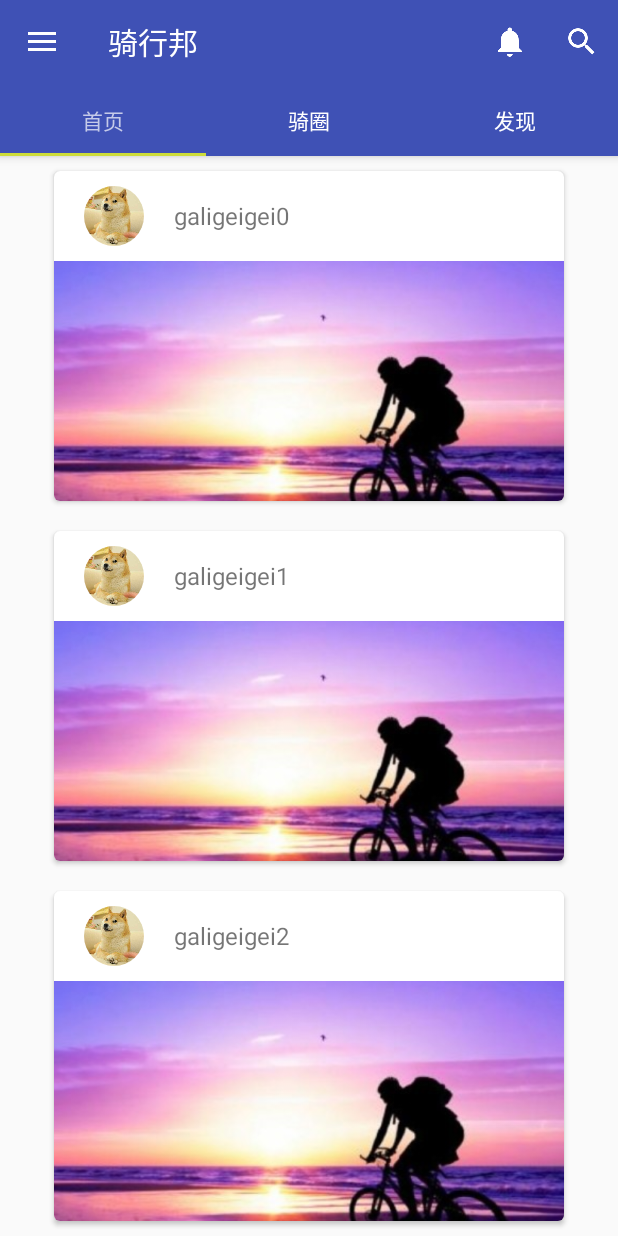
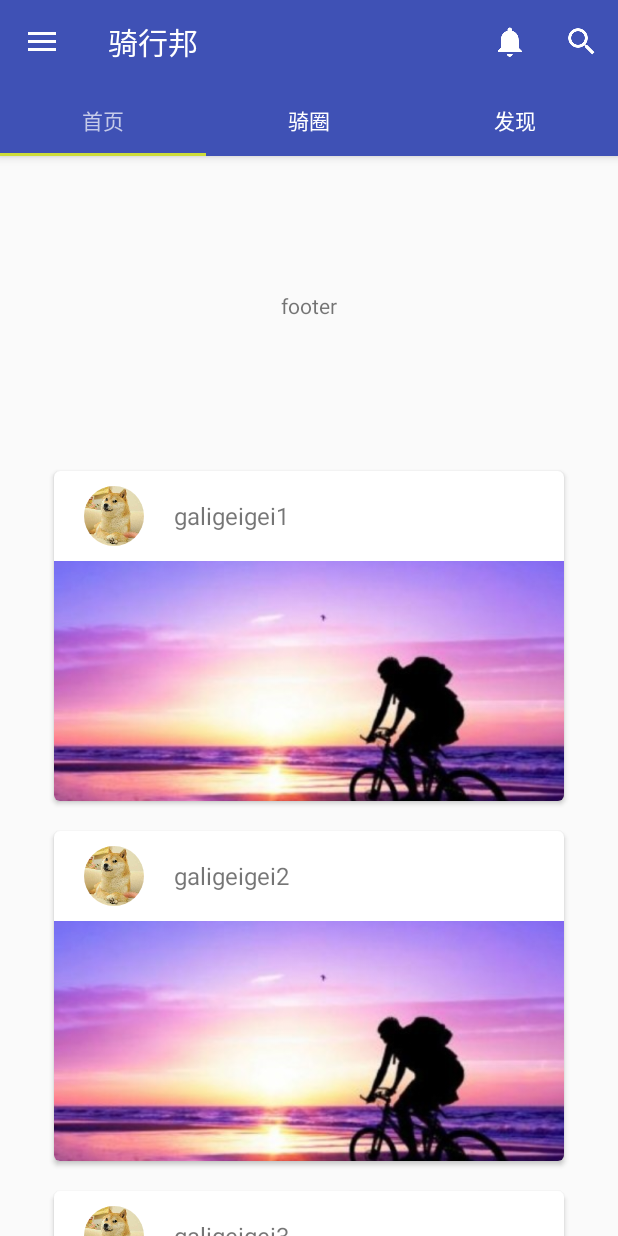
Before and after one commit to ZHJeongho/MetarialTest, an Android app: the screen it shows after launch (MainActivity), on a phone screen of 412 x 824 dp. Run offline under Robolectric (Android 15) with nearby library versions, the phone set to English and light mode, and no system bars; our stand-ins replace CircleImageView.

Commit message:
add header success

```diff
--- a/Metarial/app/src/main/java/com/jeongho/metarial/adapter/HomeFrmAdapter.java
+++ b/Metarial/app/src/main/java/com/jeongho/metarial/adapter/HomeFrmAdapter.java
@@ -17,29 +17,79 @@ public class HomeFrmAdapter extends RecyclerView.Adapter<HomeFrmAdapter.ViewHold
 
     private RecyclerView mRecyclerView;
     private List<String> mTitles;
+    private View mHeaderView;
+    private View mFooterView;
+
+    private final static int TYPE_HEADER = 1;
+    private final static int TYPE_FOOTER = 2;
+    private final static int TYPE_CONTENT = 3;
+
     public HomeFrmAdapter(List<String> list) {
         mTitles = list;
     }
 
     @Override
     public ViewHolder onCreateViewHolder(ViewGroup parent, int viewType) {
-        View v = LayoutInflater.from(parent.getContext()).inflate(R.layout.item, parent, false);
+        ViewHolder holder = null;
+        int viewId = 0;
+        View v = null;
+        switch (viewType){
+            case TYPE_HEADER:
+                v = mHeaderView;
+                break;
+            case TYPE_FOOTER:
+                v = mFooterView;
+                break;
+            case TYPE_CONTENT:
+                viewId = R.layout.item;
+                v = LayoutInflater.from(parent.getContext()).inflate(viewId, parent, false);
+                break;
+        }
 
         RecyclerView.LayoutParams lp = new RecyclerView.LayoutParams(ViewGroup.LayoutParams.MATCH_PARENT,
                 ViewGroup.LayoutParams.WRAP_CONTENT);
         v.setLayoutParams(lp);
-        ViewHolder holder = new ViewHolder(v);
+        holder = new ViewHolder(v);
+
         return holder;
     }
 
     @Override
     public void onBindViewHolder(ViewHolder holder, int position) {
-        holder.mTextView.setText(mTitles.get(position));
+        if (position != 0 && position != getItemCount() - 1){
+            holder.mTextView.setText(mTitles.get(position));
+        }
+
     }
 
     @Override
     public int getItemCount() {
         return mTitles.size();
+    }
+
+
+    public void setHeaderView(View headerView){
+        mHeaderView = headerView;
+    }
+
+    public void setFooterView(View footerView){
+        mFooterView = footerView;
+    }
+
+    @Override
+    public int getItemViewType(int position) {
+        if (mHeaderView == null && mFooterView == null){
+            return TYPE_CONTENT;
+        }
+
+        if (mHeaderView != null && position == 0){
+            return TYPE_HEADER;
+        }
+
+        if (mFooterView != null && position == getItemCount() - 1){
+            return TYPE_FOOTER;
+        }
+        return TYPE_CONTENT;
     }
 
     public class ViewHolder extends RecyclerView.ViewHolder {
--- a/Metarial/app/src/main/java/com/jeongho/metarial/fragment/HomeFragment.java
+++ b/Metarial/app/src/main/java/com/jeongho/metarial/fragment/HomeFragment.java
@@ -22,7 +22,7 @@ import java.util.LinkedList;
  */
 public class HomeFragment extends Fragment implements SwipeRefreshLayout.OnRefreshListener {
     private RecyclerView mRecyclerView;
-    private RecyclerView.Adapter mAdapter;
+    private HomeFrmAdapter mAdapter;
     private RecyclerView.LayoutManager mLayoutManager;
 
     private SwipeRefreshLayout mRefreshLayout;
@@ -40,6 +40,10 @@ public class HomeFragment extends Fragment implements SwipeRefreshLayout.OnRefre
             list.add("galigeigei" + i);
         }
         mAdapter = new HomeFrmAdapter(list);
+        View headerView = LayoutInflater.from(getContext()).inflate(R.layout.item_header, mRecyclerView, false);
+        mAdapter.setHeaderView(headerView);
+        View footerView = LayoutInflater.from(getContext()).inflate(R.layout.item_footer, mRecyclerView, false);
+        mAdapter.setHeaderView(footerView);
         mRecyclerView.setAdapter(mAdapter);
 
         mRefreshLayout = (SwipeRefreshLayout) v.findViewById(R.id.home_swipe_refresh);
--- /dev/null
+++ b/Metarial/app/src/main/res/layout/item_footer.xml
@@ -0,0 +1,11 @@
+<?xml version="1.0" encoding="utf-8"?>
+<LinearLayout xmlns:android="http://schemas.android.com/apk/res/android"
+              android:orientation="vertical"
+              android:layout_width="match_parent"
+              android:layout_height="match_parent">
+    <TextView
+        android:layout_width="match_parent"
+        android:layout_height="200dp"
+        android:gravity="center"
+        android:text="footer"/>
+</LinearLayout>
--- /dev/null
+++ b/Metarial/app/src/main/res/layout/item_header.xml
@@ -0,0 +1,11 @@
+<?xml version="1.0" encoding="utf-8"?>
+<LinearLayout xmlns:android="http://schemas.android.com/apk/res/android"
+              android:orientation="vertical"
+              android:layout_width="match_parent"
+              android:layout_height="match_parent">
+    <TextView
+        android:layout_width="match_parent"
+        android:layout_height="200dp"
+        android:gravity="center"
+        android:text="header"/>
+</LinearLayout>
```
